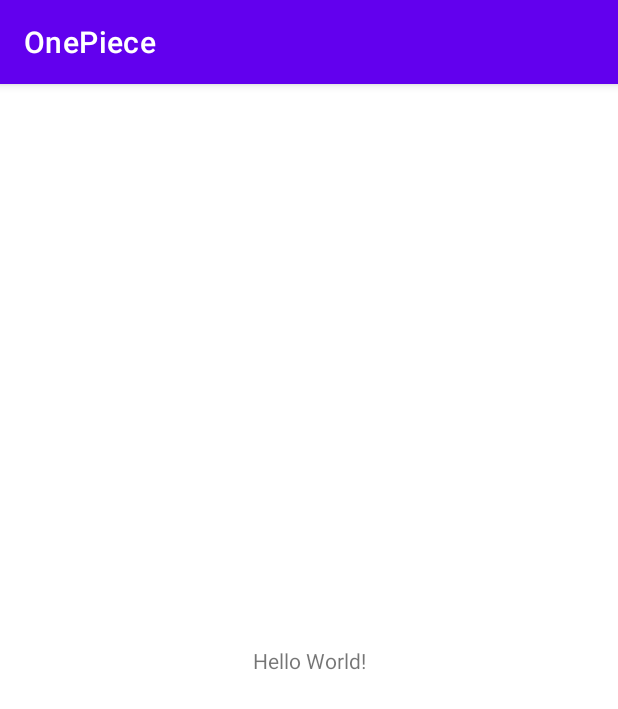
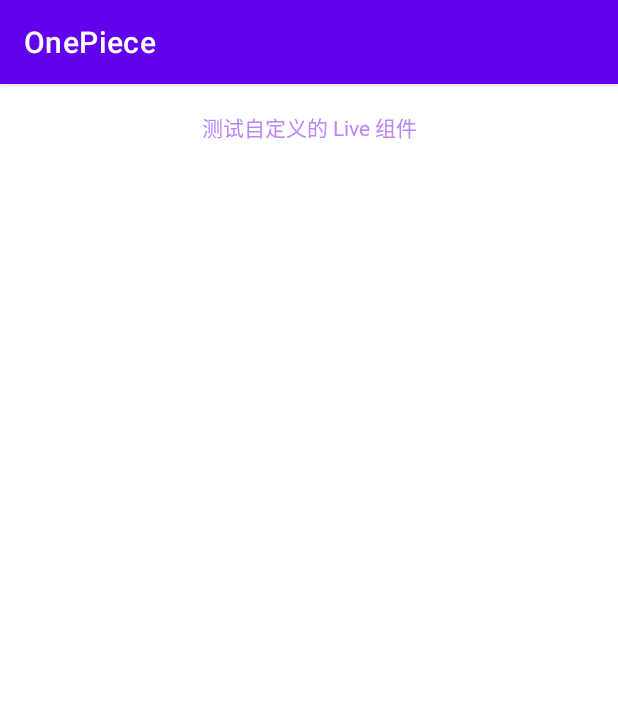
Before and after one commit to AlanCheen/OnePiece, an Android app: the screen it shows after launch (MainActivity), on a phone screen of 412 x 824 dp. Shown: the top 709 px of the screen. Run offline under Robolectric (Android 15) with nearby library versions, the phone set to English and light mode, and no system bars.

Commit message:
LiveHandler 和 LiveBroadcastReceiver 开发测试完毕

```diff
--- a/app/src/main/AndroidManifest.xml
+++ b/app/src/main/AndroidManifest.xml
@@ -17,6 +17,9 @@
                 <category android:name="android.intent.category.LAUNCHER" />
             </intent-filter>
         </activity>
+
+        <activity android:name=".test.TestLiveComponents">
+        </activity>
     </application>
 
 </manifest>
--- a/app/src/main/java/me/yifeiyuan/onepiece/dev/MainActivity.kt
+++ b/app/src/main/java/me/yifeiyuan/onepiece/dev/MainActivity.kt
@@ -2,18 +2,15 @@ package me.yifeiyuan.onepiece.dev
 
 import androidx.appcompat.app.AppCompatActivity
 import android.os.Bundle
-import me.yifeiyuan.onepiece.architecture.core.LiveHandler
+import android.view.View
+import me.yifeiyuan.onepiece.dev.test.TestLiveComponents
 import me.yifeiyuan.onepiece.pandora.ktx.*
 
 class MainActivity : AppCompatActivity() {
 
-    private lateinit var liveHandler: LiveHandler
-
     override fun onCreate(savedInstanceState: Bundle?) {
         super.onCreate(savedInstanceState)
         setContentView(R.layout.activity_main)
-
-        liveHandler = LiveHandler(this)
 
         val s: String = "1"
         s.ifIs<String> {
@@ -29,8 +26,17 @@ class MainActivity : AppCompatActivity() {
         s.ifEmpty {
 
         }
-        runWithTryCatch {
+        tryCatch {
 
+        }
+
+        tryCatch(
+            { e ->
+                e.printStackTrace()
+            },
+            {
+
+            }) {
         }
     }
 
@@ -61,14 +67,9 @@ class MainActivity : AppCompatActivity() {
         func()
     }
 
+    fun testLiveComponents(view: View) {
+        start<TestLiveComponents> {
 
-    private fun testC() {
-
-//        "b".ifEmpty {
-//            "aa".toString()
-//        }
-//        "a".ifEmpty {
-//            "2"
-//        }
+        }
     }
 }
--- a/app/src/main/res/layout/activity_main.xml
+++ b/app/src/main/res/layout/activity_main.xml
@@ -1,18 +1,30 @@
 <?xml version="1.0" encoding="utf-8"?>
-<androidx.constraintlayout.widget.ConstraintLayout xmlns:android="http://schemas.android.com/apk/res/android"
+<androidx.core.widget.NestedScrollView xmlns:android="http://schemas.android.com/apk/res/android"
     xmlns:app="http://schemas.android.com/apk/res-auto"
     xmlns:tools="http://schemas.android.com/tools"
     android:layout_width="match_parent"
     android:layout_height="match_parent"
     tools:context=".MainActivity">
 
-    <TextView
-        android:layout_width="wrap_content"
-        android:layout_height="wrap_content"
-        android:text="Hello World!"
-        app:layout_constraintBottom_toBottomOf="parent"
-        app:layout_constraintLeft_toLeftOf="parent"
-        app:layout_constraintRight_toRightOf="parent"
-        app:layout_constraintTop_toTopOf="parent" />
+    <LinearLayout
+        android:orientation="vertical"
+        android:layout_width="match_parent"
+        android:layout_height="match_parent">
 
-</androidx.constraintlayout.widget.ConstraintLayout>
+        <TextView
+            android:layout_width="match_parent"
+            android:layout_height="50dp"
+            android:text="测试自定义的 Live 组件"
+            app:layout_constraintBottom_toBottomOf="parent"
+            app:layout_constraintLeft_toLeftOf="parent"
+            app:layout_constraintRight_toRightOf="parent"
+            app:layout_constraintTop_toTopOf="parent"
+            android:layout_marginVertical="4dp"
+            android:gravity="center"
+            android:textColor="@color/purple_200"
+            android:onClick="testLiveComponents"
+            />
+    </LinearLayout>
+
+
+</androidx.core.widget.NestedScrollView>
--- a/architecture/src/main/java/me/yifeiyuan/onepiece/architecture/core/BaseActivity.kt
+++ b/architecture/src/main/java/me/yifeiyuan/onepiece/architecture/core/BaseActivity.kt
@@ -1,6 +1,7 @@
 package me.yifeiyuan.onepiece.architecture.core
 
 import android.content.Intent
+import android.os.Bundle
 import android.view.MenuItem
 import androidx.appcompat.app.AppCompatActivity
 
@@ -12,6 +13,10 @@ open class BaseActivity : AppCompatActivity {
     constructor() : super() {}
 
     constructor(contentLayoutId: Int) : super(contentLayoutId) {}
+
+    override fun onCreate(savedInstanceState: Bundle?) {
+        super.onCreate(savedInstanceState)
+    }
 
     override fun onOptionsItemSelected(item: MenuItem): Boolean {
         when (item.itemId) {
--- a/architecture/src/main/java/me/yifeiyuan/onepiece/architecture/core/LiveHandler.kt
+++ b/architecture/src/main/java/me/yifeiyuan/onepiece/architecture/core/LiveHandler.kt
@@ -17,8 +17,9 @@ import androidx.lifecycle.OnLifecycleEvent
  * @see LiveBroadcastReceiver
  *
  * Created by 程序亦非猿 on 2021/3/24.
+ * @since 1.0.2.1
  */
-open class LiveHandler @JvmOverloads constructor(
+class LiveHandler @JvmOverloads constructor(
     lifecycleOwner: LifecycleOwner,
     looper: Looper = Looper.getMainLooper(),
     callback: Callback? = null
--- a/pandora/src/main/java/me/yifeiyuan/onepiece/pandora/ktx/Pandora.kt
+++ b/pandora/src/main/java/me/yifeiyuan/onepiece/pandora/ktx/Pandora.kt
@@ -7,11 +7,18 @@ package me.yifeiyuan.onepiece.pandora.ktx
 /**
  * 在 try 块中执行，会 catch 异常并打印
  */
-fun <T> T.runWithTryCatch(block: T.() -> Unit): T {
+fun <T> T.tryCatch(
+    errorBlock: (T.(e: Exception) -> Unit)? = null,
+    finallyBlock: (T.() -> Unit)? = null,
+    block: T.() -> Unit
+): T {
     try {
         block()
     } catch (e: Exception) {
+        errorBlock?.invoke(this, e)
         e.printStackTrace()
+    } finally {
+        finallyBlock?.invoke(this)
     }
     return this
 }
```
Also changed, not shown: app/src/main/java/me/yifeiyuan/onepiece/dev/TestBlankFragment.kt (+1 -18 lines), app/src/main/java/me/yifeiyuan/onepiece/dev/test/TestLiveComponents.kt (added, +53 -0 lines), app/src/main/java/me/yifeiyuan/onepiece/dev/test/TestLiveHandler.kt (deleted, +0 -18 lines), app/src/main/res/layout/activity_test_live_components.xml (added, +15 -0 lines), architecture/src/main/java/me/yifeiyuan/onepiece/architecture/core/BaseFragment.kt (+20 -3 lines), architecture/src/main/java/me/yifeiyuan/onepiece/architecture/core/LiveBroadcastReceiver.kt (+6 -35 lines), architecture/src/main/java/me/yifeiyuan/onepiece/architecture/ui/State.kt (added, +13 -0 lines), pandora/src/main/java/me/yifeiyuan/onepiece/pandora/ktx/Contextx.kt (+27 -4 lines), 1 other file.
